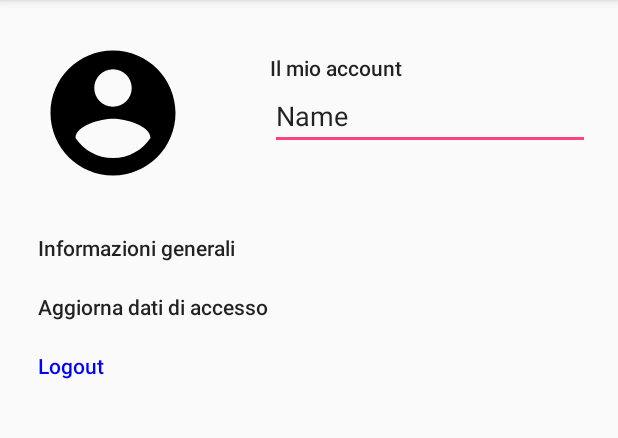
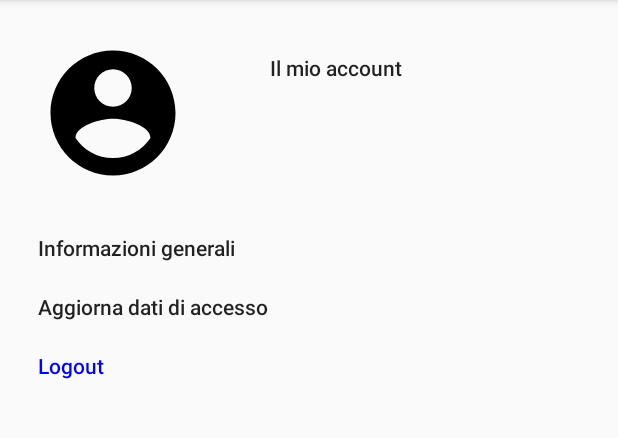
Before and after one commit to Colo27/BibliotecaUni, an Android app: the AccountActivity screen opened directly, with no data from a screen before it, on a phone screen of 412 x 824 dp, the part 84-522 px from its top. Run offline under Robolectric (Android 15) with nearby library versions, the phone set to English and light mode, and no system bars; our stand-ins replace Firebase (no records; nobody signed in at launch, a user with empty details on screens opened directly).

Commit message:
fix name

```diff
--- a/app/src/main/java/com/example/guest/gestionebiblioteca/AccountActivity.java
+++ b/app/src/main/java/com/example/guest/gestionebiblioteca/AccountActivity.java
@@ -6,12 +6,21 @@ import android.os.Bundle;
 import android.view.View;
 import android.widget.TextView;
 
+import com.google.firebase.auth.FirebaseAuth;
+import com.google.firebase.auth.FirebaseUser;
+
 public class AccountActivity extends AppCompatActivity {
 
     @Override
     protected void onCreate(Bundle savedInstanceState) {
         super.onCreate(savedInstanceState);
         setContentView(R.layout.activity_account);
+
+        FirebaseUser user = FirebaseAuth.getInstance().getCurrentUser();
+
+        TextView name = findViewById(R.id.textView3);
+
+        name.setText(user.getDisplayName());
 
         TextView informazioni = findViewById(R.id.textView5);
 
--- a/app/src/main/res/layout/activity_account.xml
+++ b/app/src/main/res/layout/activity_account.xml
@@ -29,8 +29,8 @@
 
         />
 
-    <EditText
-        android:id="@+id/editText3"
+    <TextView
+        android:id="@+id/textView3"
         android:layout_width="wrap_content"
         android:layout_height="wrap_content"
         android:ems="10"
```
